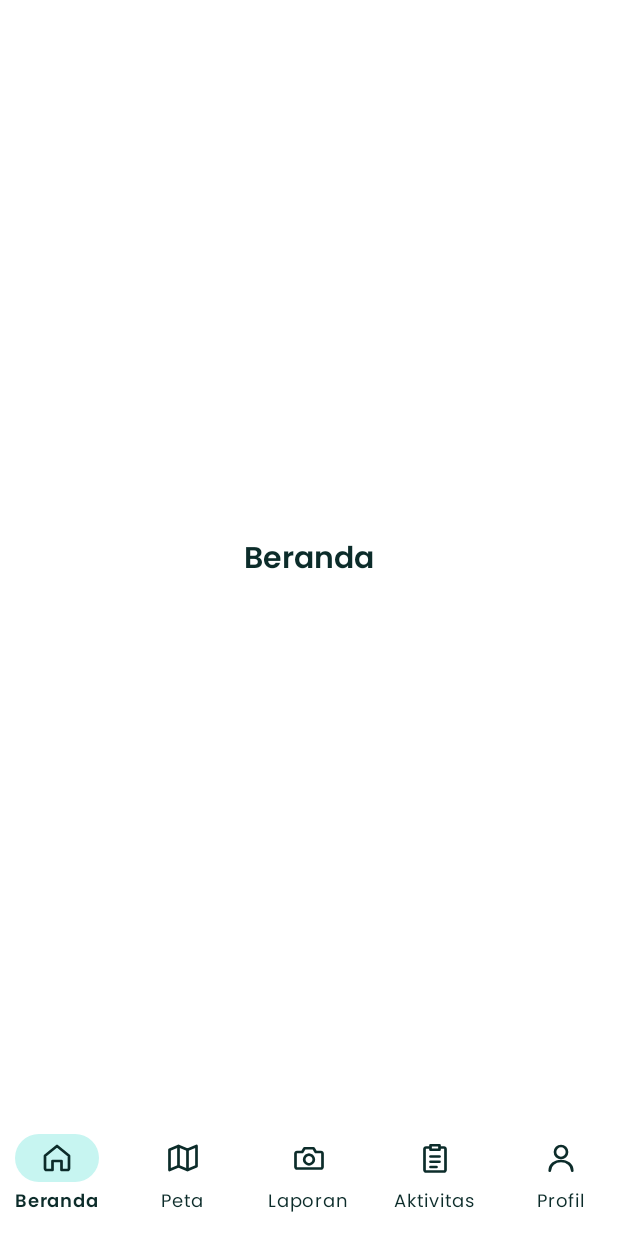
After one commit to dimaswirabakti/cleanesia-android, an Android app built with Jetpack Compose: the composable MainScreen shown on its own in the app's theme, on a phone screen of 412 x 824 dp. The commit adds this screen. Run offline under Robolectric (Android 15) with nearby library versions, the phone set to English and light mode, and no system bars.

Commit message:
feat(peta): tambah tab Peta dengan osmdroid dan bottom nav
- MainActivity dengan NavigationBar 5 tab, tab selain Peta masih placeholder
- Peta osmdroid: kotak sel berwarna sesuai keparahan dan time-decay, marker lokasi, atribusi OSM
- Bottom sheet detail sel saat sel diketuk
- User-Agent osmdroid diganti menjadi Cleanesia/1.0
- Seeder data uji khusus build debug (DebugSeedReceiver)
- Test geo dibuat berparameter, satu test per kasus fixture

```diff
--- a/app/src/main/java/com/cleanesia/feature/main/MainActivity.kt
+++ b/app/src/main/java/com/cleanesia/feature/main/MainActivity.kt
@@ -4,7 +4,6 @@ import android.os.Bundle
 import androidx.activity.ComponentActivity
 import androidx.activity.compose.setContent
 import androidx.activity.enableEdgeToEdge
-import com.cleanesia.ui.components.PlaceholderScreen
 import com.cleanesia.ui.theme.CleanesiaTheme
 
 class MainActivity : ComponentActivity() {
@@ -13,7 +12,7 @@ class MainActivity : ComponentActivity() {
         enableEdgeToEdge()
         setContent {
             CleanesiaTheme {
-                PlaceholderScreen(title = "Beranda")
+                MainScreen()
             }
         }
     }
--- /dev/null
+++ b/app/src/main/java/com/cleanesia/feature/main/MainScreen.kt
@@ -0,0 +1,86 @@
+package com.cleanesia.feature.main
+
+import androidx.annotation.DrawableRes
+import androidx.compose.foundation.layout.Box
+import androidx.compose.foundation.layout.WindowInsets
+import androidx.compose.foundation.layout.consumeWindowInsets
+import androidx.compose.foundation.layout.fillMaxSize
+import androidx.compose.foundation.layout.padding
+import androidx.compose.material3.Icon
+import androidx.compose.material3.NavigationBar
+import androidx.compose.material3.NavigationBarItem
+import androidx.compose.material3.NavigationBarItemDefaults
+import androidx.compose.material3.Scaffold
+import androidx.compose.material3.Text
+import androidx.compose.runtime.Composable
+import androidx.compose.runtime.getValue
+import androidx.compose.runtime.mutableStateOf
+import androidx.compose.runtime.saveable.rememberSaveable
+import androidx.compose.runtime.setValue
+import androidx.compose.ui.Modifier
+import androidx.compose.ui.res.painterResource
+import androidx.compose.ui.text.font.FontWeight
+import com.cleanesia.R
+import com.cleanesia.feature.map.PetaScreen
+import com.cleanesia.ui.components.PlaceholderScreen
+import com.cleanesia.ui.theme.Brand100
+import com.cleanesia.ui.theme.Ink900
+import com.cleanesia.ui.theme.Surface
+
+private enum class Tab(val label: String, @param:DrawableRes val icon: Int) {
+    BERANDA("Beranda", R.drawable.ic_nav_home),
+    PETA("Peta", R.drawable.ic_nav_map),
+    LAPORAN("Laporan", R.drawable.ic_nav_camera),
+    AKTIVITAS("Aktivitas", R.drawable.ic_nav_activity),
+    PROFIL("Profil", R.drawable.ic_nav_profile),
+}
+
+@Composable
+fun MainScreen() {
+    var selected by rememberSaveable { mutableStateOf(Tab.BERANDA) }
+
+    Scaffold(
+        // Inset atas ditangani tiap tab (TopAppBar), jadi Scaffold luar hanya memberi ruang bottom bar.
+        contentWindowInsets = WindowInsets(0),
+        bottomBar = {
+            NavigationBar(containerColor = Surface) {
+                Tab.entries.forEach { tab ->
+                    val isSelected = tab == selected
+                    NavigationBarItem(
+                        selected = isSelected,
+                        onClick = {
+                            // Tab Laporan membuka alur lapor (Activity terpisah), dikerjakan di fitur lapor.
+                            if (tab != Tab.LAPORAN) selected = tab
+                        },
+                        icon = { Icon(painterResource(tab.icon), contentDescription = null) },
+                        label = {
+                            Text(
+                                text = tab.label,
+                                fontWeight = if (isSelected) FontWeight.SemiBold else FontWeight.Normal,
+                            )
+                        },
+                        colors = NavigationBarItemDefaults.colors(
+                            selectedIconColor = Ink900,
+                            selectedTextColor = Ink900,
+                            indicatorColor = Brand100,
+                            unselectedIconColor = Ink900,
+                            unselectedTextColor = Ink900,
+                        ),
+                    )
+                }
+            }
+        },
+    ) { innerPadding ->
+        Box(
+            modifier = Modifier
+                .fillMaxSize()
+                .padding(innerPadding)
+                .consumeWindowInsets(innerPadding),
+        ) {
+            when (selected) {
+                Tab.PETA -> PetaScreen()
+                else -> PlaceholderScreen(title = selected.label)
+            }
+        }
+    }
+}
--- /dev/null
+++ b/app/src/main/res/drawable/ic_nav_activity.xml
@@ -0,0 +1,37 @@
+<?xml version="1.0" encoding="utf-8"?>
+<vector xmlns:android="http://schemas.android.com/apk/res/android"
+    android:width="24dp"
+    android:height="24dp"
+    android:viewportWidth="24"
+    android:viewportHeight="24">
+    <path
+        android:pathData="M8,5H6a1,1 0,0 0,-1 1V20a1,1 0,0 0,1 1H18a1,1 0,0 0,1 -1V6a1,1 0,0 0,-1 -1H16"
+        android:strokeWidth="1.8"
+        android:strokeColor="#FF000000"
+        android:strokeLineCap="round"
+        android:strokeLineJoin="round" />
+    <path
+        android:pathData="M9,3.5H15V6.5H9Z"
+        android:strokeWidth="1.8"
+        android:strokeColor="#FF000000"
+        android:strokeLineCap="round"
+        android:strokeLineJoin="round" />
+    <path
+        android:pathData="M9,11H15"
+        android:strokeWidth="1.8"
+        android:strokeColor="#FF000000"
+        android:strokeLineCap="round"
+        android:strokeLineJoin="round" />
+    <path
+        android:pathData="M9,14.5H15"
+        android:strokeWidth="1.8"
+        android:strokeColor="#FF000000"
+        android:strokeLineCap="round"
+        android:strokeLineJoin="round" />
+    <path
+        android:pathData="M9,18H13"
+        android:strokeWidth="1.8"
+        android:strokeColor="#FF000000"
+        android:strokeLineCap="round"
+        android:strokeLineJoin="round" />
+</vector>
--- /dev/null
+++ b/app/src/main/res/drawable/ic_nav_camera.xml
@@ -0,0 +1,19 @@
+<?xml version="1.0" encoding="utf-8"?>
+<vector xmlns:android="http://schemas.android.com/apk/res/android"
+    android:width="24dp"
+    android:height="24dp"
+    android:viewportWidth="24"
+    android:viewportHeight="24">
+    <path
+        android:pathData="M4,8H7.5L9,5.5H15L16.5,8H20a1,1 0,0 1,1 1V18a1,1 0,0 1,-1 1H4a1,1 0,0 1,-1 -1V9a1,1 0,0 1,1 -1Z"
+        android:strokeWidth="1.8"
+        android:strokeColor="#FF000000"
+        android:strokeLineCap="round"
+        android:strokeLineJoin="round" />
+    <path
+        android:pathData="M15.2,13a3.2,3.2 0,1 1,-6.4 0a3.2,3.2 0,1 1,6.4 0Z"
+        android:strokeWidth="1.8"
+        android:strokeColor="#FF000000"
+        android:strokeLineCap="round"
+        android:strokeLineJoin="round" />
+</vector>
--- /dev/null
+++ b/app/src/main/res/drawable/ic_nav_home.xml
@@ -0,0 +1,13 @@
+<?xml version="1.0" encoding="utf-8"?>
+<vector xmlns:android="http://schemas.android.com/apk/res/android"
+    android:width="24dp"
+    android:height="24dp"
+    android:viewportWidth="24"
+    android:viewportHeight="24">
+    <path
+        android:pathData="M4,10.5L12,4L20,10.5V19a1,1 0,0 1,-1 1H15V14H9V20H5a1,1 0,0 1,-1 -1Z"
+        android:strokeWidth="1.8"
+        android:strokeColor="#FF000000"
+        android:strokeLineCap="round"
+        android:strokeLineJoin="round" />
+</vector>
--- /dev/null
+++ b/app/src/main/res/drawable/ic_nav_map.xml
@@ -0,0 +1,25 @@
+<?xml version="1.0" encoding="utf-8"?>
+<vector xmlns:android="http://schemas.android.com/apk/res/android"
+    android:width="24dp"
+    android:height="24dp"
+    android:viewportWidth="24"
+    android:viewportHeight="24">
+    <path
+        android:pathData="M3,6.5L9,4L15,6.5L21,4V17.5L15,20L9,17.5L3,20Z"
+        android:strokeWidth="1.8"
+        android:strokeColor="#FF000000"
+        android:strokeLineCap="round"
+        android:strokeLineJoin="round" />
+    <path
+        android:pathData="M9,4V17.5"
+        android:strokeWidth="1.8"
+        android:strokeColor="#FF000000"
+        android:strokeLineCap="round"
+        android:strokeLineJoin="round" />
+    <path
+        android:pathData="M15,6.5V20"
+        android:strokeWidth="1.8"
+        android:strokeColor="#FF000000"
+        android:strokeLineCap="round"
+        android:strokeLineJoin="round" />
+</vector>
--- /dev/null
+++ b/app/src/main/res/drawable/ic_nav_profile.xml
@@ -0,0 +1,19 @@
+<?xml version="1.0" encoding="utf-8"?>
+<vector xmlns:android="http://schemas.android.com/apk/res/android"
+    android:width="24dp"
+    android:height="24dp"
+    android:viewportWidth="24"
+    android:viewportHeight="24">
+    <path
+        android:pathData="M16,8a4,4 0,1 1,-8 0a4,4 0,1 1,8 0Z"
+        android:strokeWidth="1.8"
+        android:strokeColor="#FF000000"
+        android:strokeLineCap="round"
+        android:strokeLineJoin="round" />
+    <path
+        android:pathData="M4.5,20.5c0,-4 3.4,-6.5 7.5,-6.5s7.5,2.5 7.5,6.5"
+        android:strokeWidth="1.8"
+        android:strokeColor="#FF000000"
+        android:strokeLineCap="round"
+        android:strokeLineJoin="round" />
+</vector>
```
Also changed, not shown: app/src/debug/AndroidManifest.xml (added, +17 -0 lines), app/src/debug/java/com/cleanesia/debug/DebugSeedReceiver.kt (added, +93 -0 lines), app/src/main/java/com/cleanesia/CleanesiaApp.kt (+33 -0 lines), app/src/main/java/com/cleanesia/core/location/CurrentLocation.kt (added, +41 -0 lines), app/src/main/java/com/cleanesia/feature/map/PetaScreen.kt (added, +128 -0 lines), app/src/main/java/com/cleanesia/feature/map/PetaViewModel.kt (added, +27 -0 lines), app/src/main/java/com/cleanesia/ui/components/CellMap.kt (added, +168 -0 lines), app/src/main/res/drawable/ic_my_location.xml (added, +15 -0 lines), 4 other files.
